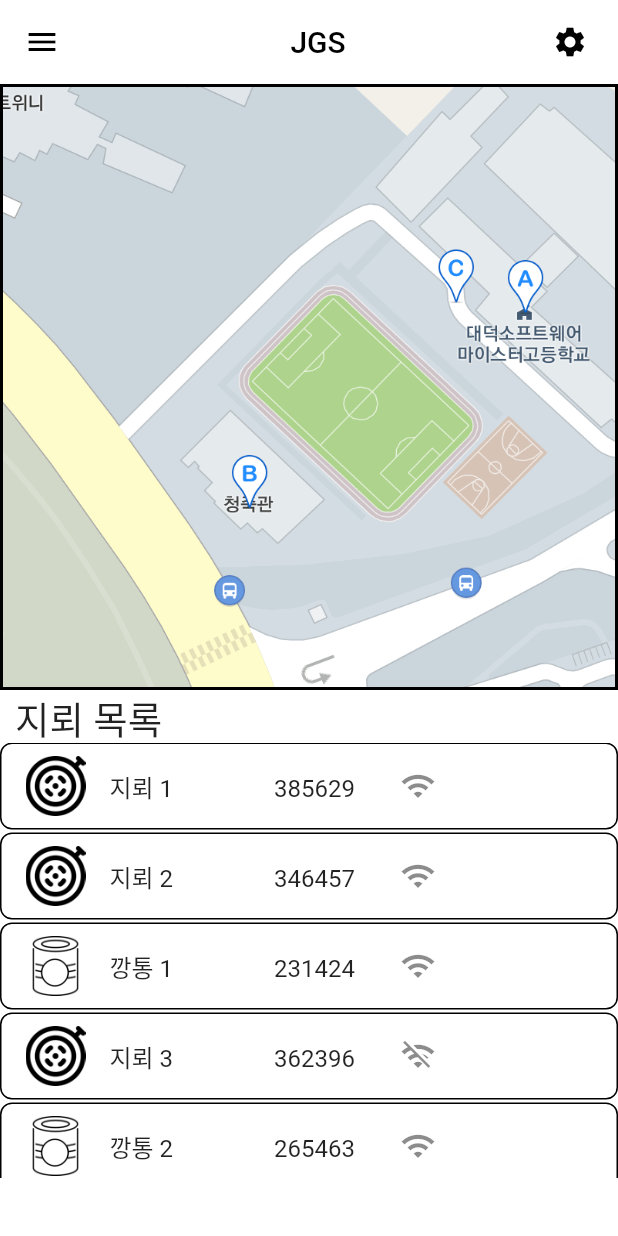
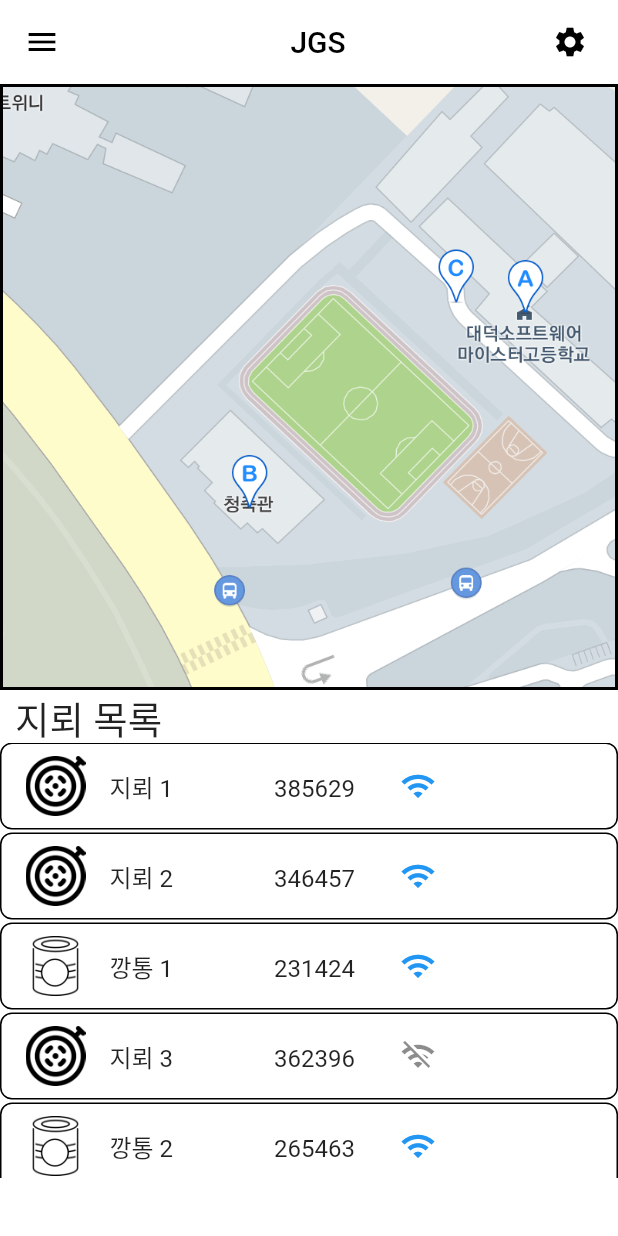
Before and after one commit to Yoochanhong/JGS, a Flutter app: the screen it shows after launch, on a phone screen of 412 x 824 dp. Run offline on Flutter 3.47's test engine with Material 2 defaults, Android fonts, the phone set to English and light mode, and no system bars; Roboto replaces fonts that are missing (NanumGothicCodeing).

Commit message:
색깔 넣기

```diff
--- a/lib/main.dart
+++ b/lib/main.dart
@@ -81,7 +81,7 @@ class MyHomePage extends StatelessWidget {
                           style: TextStyle(fontFamily: "NanumGothicCodeing"),
                         ),
                         SizedBox(width: 30),
-                        Icon(Icons.wifi),
+                        Icon(Icons.wifi, color: Colors.blue),
                       ],
                     ),
                     leading: Image.asset("assets/images/mine.png", width: 40),
@@ -103,7 +103,7 @@ class MyHomePage extends StatelessWidget {
                           style: TextStyle(fontFamily: "NanumGothicCodeing"),
                         ),
                         SizedBox(width: 30),
-                        Icon(Icons.wifi),
+                        Icon(Icons.wifi, color: Colors.blue),
                       ],
                     ),
                     leading: Image.asset("assets/images/mine.png", width: 40),
@@ -125,7 +125,7 @@ class MyHomePage extends StatelessWidget {
                           style: TextStyle(fontFamily: "NanumGothicCodeing"),
                         ),
                         SizedBox(width: 30),
-                        Icon(Icons.wifi),
+                        Icon(Icons.wifi, color: Colors.blue),
                       ],
                     ),
                     leading: Image.asset("assets/images/can.png", width: 40),
@@ -169,7 +169,7 @@ class MyHomePage extends StatelessWidget {
                           style: TextStyle(fontFamily: "NanumGothicCodeing"),
                         ),
                         SizedBox(width: 30),
-                        Icon(Icons.wifi),
+                        Icon(Icons.wifi, color: Colors.blue),
                       ],
                     ),
                     leading: Image.asset("assets/images/can.png", width: 40),
```
